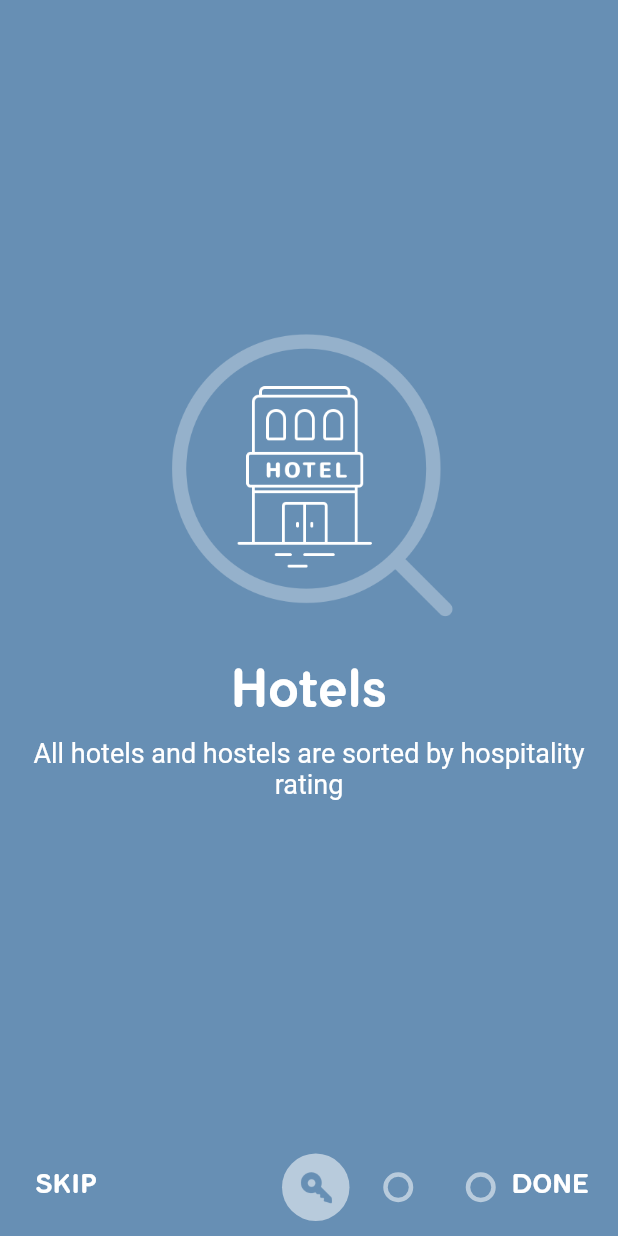
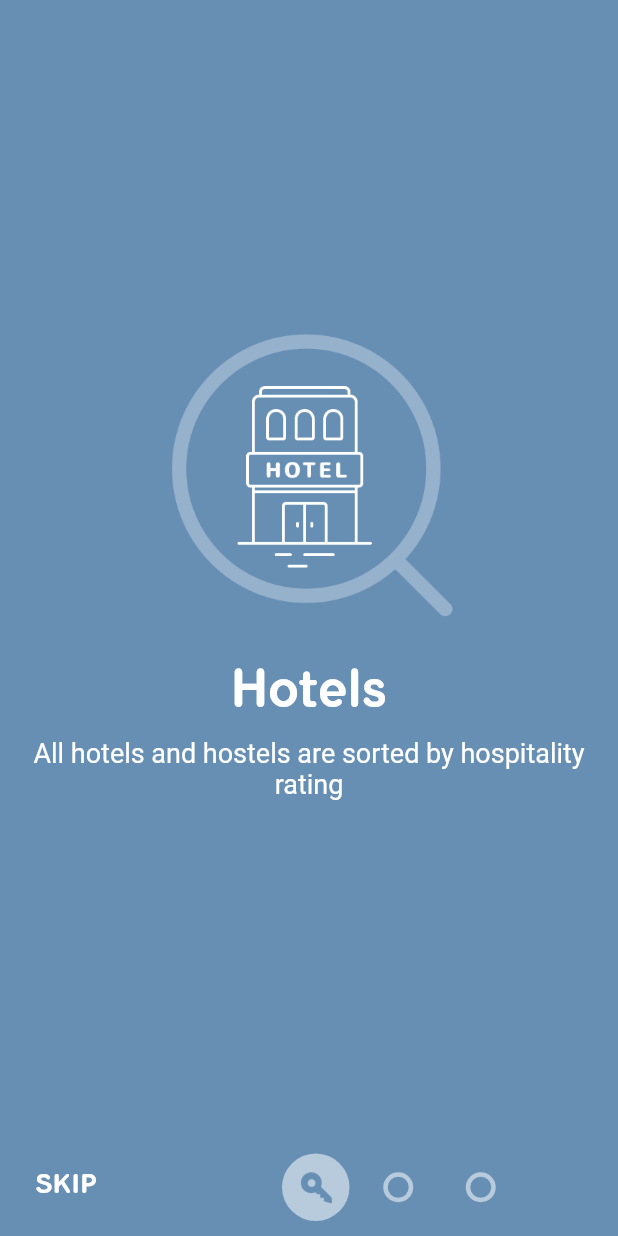
Before and after one commit to aagarwal1012/IntroViews-Flutter, a Flutter app: the screen it shows after launch, on a phone screen of 412 x 824 dp. Run offline on Flutter 3.47's test engine with Material 2 defaults, Android fonts, the phone set to English and light mode, and no system bars.

Commit message:
made skip and done buttons

```diff
--- a/lib/UI/pager_indicator.dart
+++ b/lib/UI/pager_indicator.dart
@@ -81,7 +81,12 @@ class PagerIndicator extends StatelessWidget {
         new Row(
           mainAxisAlignment: MainAxisAlignment.start,
           children: [
-            new SkipButton(),
+            (viewModel.activeIndex < viewModel.pages.length - 1)
+                ? new SkipButton()
+                : new Padding(
+              padding: const EdgeInsets.only(right: 125.0, left: 0.0),
+              child: new Container(),
+            ),
             new Transform(    // used for horizontal transformation
             transform: new Matrix4.translationValues(translation, 0.0, 0.0),
             child: new Row(
@@ -89,7 +94,12 @@ class PagerIndicator extends StatelessWidget {
               children: bubbles,
               ),  //Row
             ),
-            new DoneButton(),
+            (viewModel.activeIndex == viewModel.pages.length - 1)
+                ? new DoneButton()
+                : new Padding(
+                  padding: const EdgeInsets.only(left: 30.0, right: 0.0),
+                  child: new Container(),
+                ),
           ],
         ),  //Transform
       ],  //Children
```
